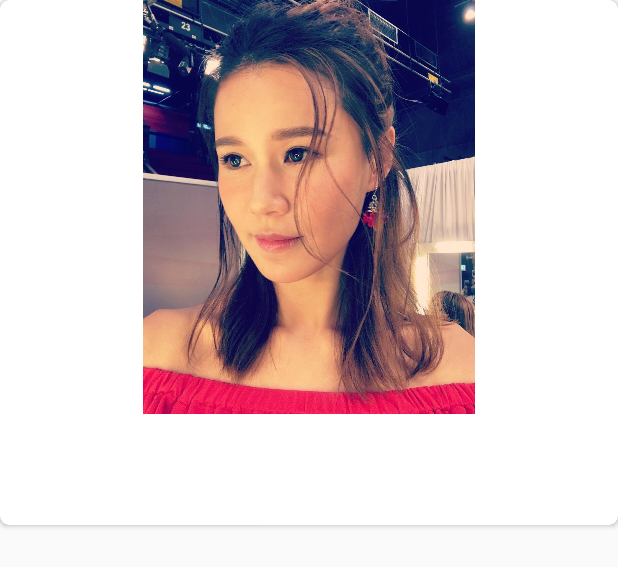
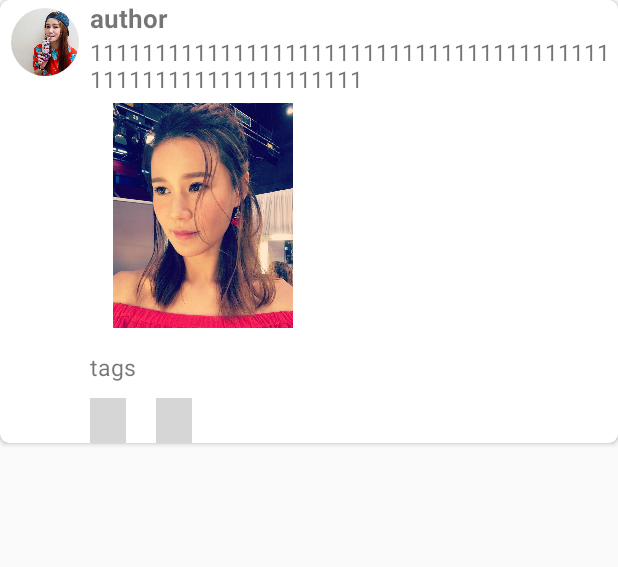
Before and after one commit to liangzihong/ShareYourWrongTitle, an Android app: the layout used_by_fragment1_layout.xml on its own in the app's theme, with its tools: preview values and no code run, on a phone screen of 412 x 824 dp. Shown: the top 567 px of the screen. Run offline under Robolectric (Android 15) with nearby library versions, the phone set to English and light mode, and no system bars.

Commit message:
change_fragment1_layout

```diff
--- /dev/null
+++ b/app/src/main/res/drawable/imageview_shape.xml
@@ -0,0 +1,11 @@
+<?xml version="1.0" encoding="utf-8"?>
+<shape xmlns:android="http://schemas.android.com/apk/res/android">
+
+    <corners android:radius="1.0px" />
+    <stroke android:color="#afacac" android:width="2px"/>
+    <solid android:color="@android:color/white" />
+    <corners
+    android:radius="10dp"
+    />
+
+</shape>
--- /dev/null
+++ b/app/src/main/res/drawable/like_selector.xml
@@ -0,0 +1,5 @@
+<?xml version="1.0" encoding="utf-8"?>
+<selector xmlns:android="http://schemas.android.com/apk/res/android">
+    <item android:drawable="@drawable/unlike" android:state_pressed="false"/>
+    <item android:drawable="@drawable/like" android:state_pressed="true"/>
+</selector>
--- /dev/null
+++ b/app/src/main/res/drawable/star_selector.xml
@@ -0,0 +1,5 @@
+<?xml version="1.0" encoding="utf-8"?>
+<selector xmlns:android="http://schemas.android.com/apk/res/android">
+    <item android:drawable="@drawable/unstar" android:state_pressed="false"/>
+    <item android:drawable="@drawable/star" android:state_pressed="true"/>
+</selector>
--- a/app/src/main/res/layout/fragment1_layout.xml
+++ b/app/src/main/res/layout/fragment1_layout.xml
@@ -8,7 +8,7 @@
         android:layout_width="match_parent"
         android:layout_height="match_parent"
         android:layout_gravity="left"
-        android:dividerHeight="10dp"
+        android:dividerHeight="15dp"
         android:divider="#00000000"
         android:layout_marginLeft="15dp"
         android:layout_marginRight="15dp"
--- a/app/src/main/res/layout/used_by_fragment1_layout.xml
+++ b/app/src/main/res/layout/used_by_fragment1_layout.xml
@@ -5,37 +5,106 @@
     xmlns:android="http://schemas.android.com/apk/res/android"
     xmlns:app="http://schemas.android.com/apk/res-auto"
     android:layout_width="match_parent"
-    android:layout_height="350dp"
+    android:layout_height="wrap_content"
     app:cardCornerRadius="6dp">
+
+    <LinearLayout
+        android:layout_width="match_parent"
+        android:layout_height="match_parent"
+        android:orientation="horizontal">
+
+
+        <LinearLayout
+            android:layout_width="60dp"
+            android:layout_height="match_parent"
+            android:gravity="center_horizontal">
+
+            <de.hdodenhof.circleimageview.CircleImageView
+                android:id="@+id/fragment1_profile"
+                android:layout_width="45dp"
+                android:layout_height="45dp"
+                android:layout_margin="5dp"
+                android:src="@drawable/pic1" />
+
+        </LinearLayout>
+
 
         <LinearLayout
             android:layout_width="match_parent"
             android:layout_height="match_parent"
             android:orientation="vertical">
 
+            <TextView
+                android:id="@+id/Author_Name"
+                android:layout_width="match_parent"
+                android:layout_height="wrap_content"
+                android:text="author"
+                android:textSize="17sp"
+                android:textStyle="bold"/>
+
+            <TextView
+                android:id="@+id/fragment1_content"
+                android:layout_width="match_parent"
+                android:layout_height="wrap_content"
+                android:text="1111111111111111111111111111111111111111111111111111111111111"
+                android:textSize="15sp"/>
+
+            <Space
+                android:layout_width="match_parent"
+                android:layout_height="5dp" />
+
+
             <ImageView
                 android:id="@+id/image"
-            android:layout_width="match_parent"
-            android:layout_height="0dp"
-            android:layout_weight="15"
+                android:layout_width="150dp"
+                android:layout_height="150dp"
                 android:scaleType="fitCenter"
                 android:src="@drawable/pic2"/>
 
-        <TextView
-            android:id="@+id/Author_Name"
+
+            <Space
                 android:layout_width="match_parent"
-            android:layout_height="0dp"
-            android:layout_weight="2"/>
+                android:layout_height="15dp" />
+
 
             <TextView
                 android:id="@+id/Title_Tags"
                 android:layout_width="match_parent"
-            android:layout_height="0dp"
-            android:layout_weight="2"/>
+                android:layout_height="wrap_content"
+                android:textSize="15sp"
+                android:text="tags" />
 
+            <LinearLayout
+                android:layout_marginTop="10dp"
+                android:layout_width="match_parent"
+                android:layout_height="30dp"
+                android:orientation="horizontal">
+
+                <Button
+                    android:id="@+id/fragment1_collect"
+                    android:layout_width="24dp"
+                    android:layout_height="match_parent"
+                    android:background="@android:color/transparent"
+                    android:drawableStart="@drawable/star_selector"/>
+                <Space
+                    android:layout_width="20dp"
+                    android:layout_height="match_parent" />
+
+                <Button
+                    android:id="@+id/fragment1_love"
+                    android:layout_width="24dp"
+                    android:layout_height="match_parent"
+                    android:background="@android:color/transparent"
+                    android:drawableStart="@drawable/like_selector" />
+
+
+            </LinearLayout>
+
+        </LinearLayout>
 
 
 
     </LinearLayout>
 
+
 </android.support.v7.widget.CardView>
```
Also changed, not shown: app/src/main/res/drawable/account_dark.png (added), app/src/main/res/drawable/category_dark.png (added), app/src/main/res/drawable/release_dark.png (added), app/src/main/res/drawable/team_dark.png (added), app/src/main/res/drawable/unknown_profile.png (added). Lines whose indentation alone changed are shown as unchanged.
